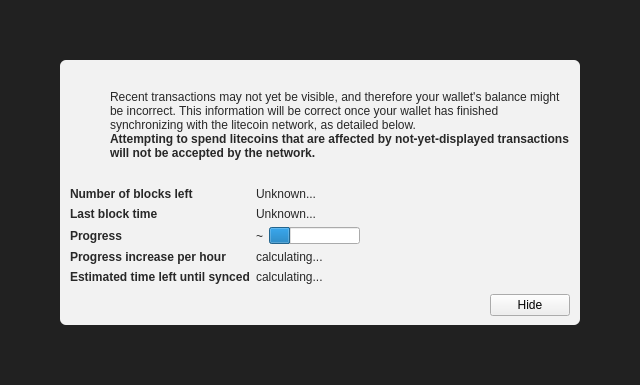
Before: the Qt Designer form src/qt/forms/modaloverlay.ui in mikerodey/Garlicoin, drawn with Qt 5.
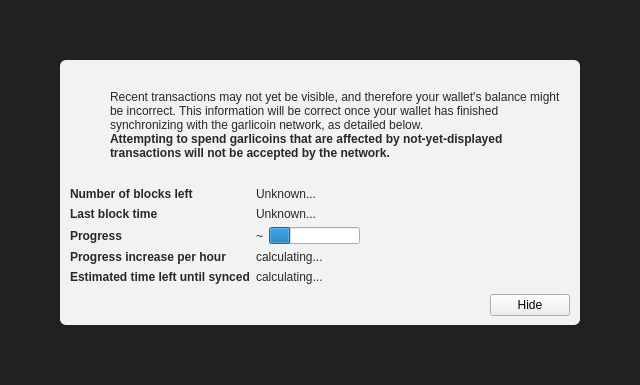
After: the same form once the commit is applied. Icons and pictures are not drawn. Custom widgets are drawn as their Qt base class.

Commit message: renamed all permutations of litecoin

The edit to the form file:
```diff
--- a/src/qt/forms/modaloverlay.ui
+++ b/src/qt/forms/modaloverlay.ui
@@ -130,7 +130,7 @@
              <item>
               <widget class="QLabel" name="infoText">
                <property name="text">
-                <string>Recent transactions may not yet be visible, and therefore your wallet's balance might be incorrect. This information will be correct once your wallet has finished synchronizing with the litecoin network, as detailed below.</string>
+                <string>Recent transactions may not yet be visible, and therefore your wallet's balance might be incorrect. This information will be correct once your wallet has finished synchronizing with the garlicoin network, as detailed below.</string>
                </property>
                <property name="textFormat">
                 <enum>Qt::RichText</enum>
@@ -149,7 +149,7 @@
                 </font>
                </property>
                <property name="text">
-                <string>Attempting to spend litecoins that are affected by not-yet-displayed transactions will not be accepted by the network.</string>
+                <string>Attempting to spend garlicoins that are affected by not-yet-displayed transactions will not be accepted by the network.</string>
                </property>
                <property name="textFormat">
                 <enum>Qt::RichText</enum>
```
The commit also changes 221 other files.
